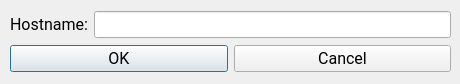
Old version of the form assign1/IpLookupDialog.ui in the repository Krixium/datacomm-term4-assign1.
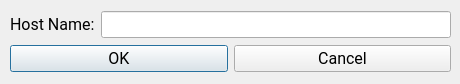
New version of the form.

```diff
--- a/assign1/IpLookupDialog.ui
+++ b/assign1/IpLookupDialog.ui
@@ -25,7 +25,7 @@
   <property name="windowTitle">
    <string>Lookup IP Address</string>
   </property>
-  <widget class="QWidget" name="">
+  <widget class="QWidget" name="layoutWidget">
    <property name="geometry">
     <rect>
      <x>10</x>
@@ -46,7 +46,7 @@
          </font>
         </property>
         <property name="text">
-         <string>Hostname:</string>
+         <string>Host Name:</string>
         </property>
        </widget>
       </item>
```
